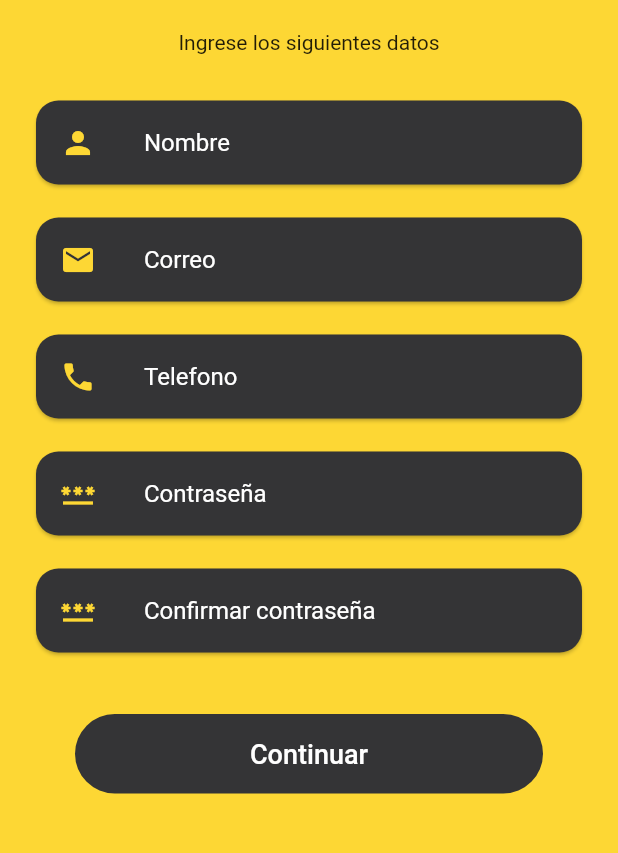
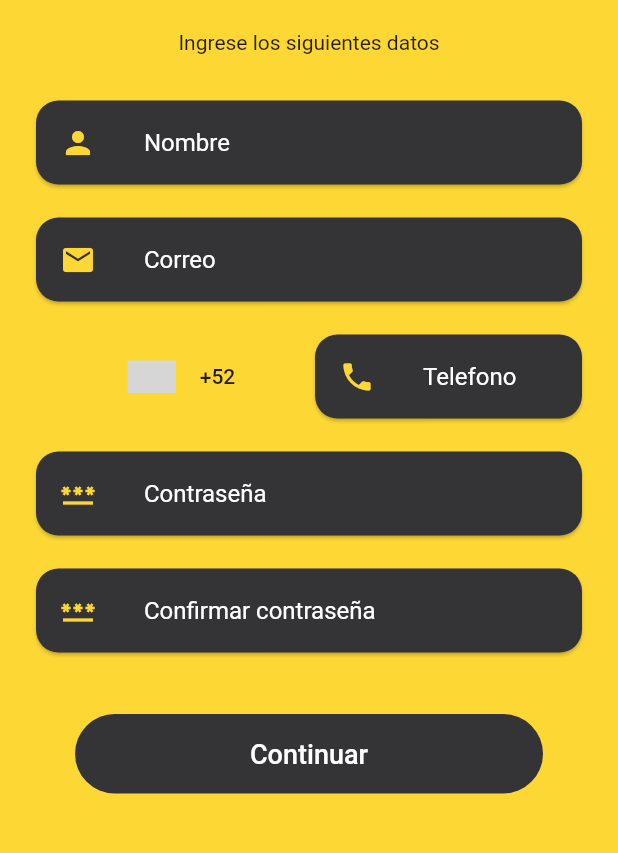
Before and after one commit to ErickAvendanho/MaquinApp, a Flutter app: the screen it shows after launch, after a tap on "Registro", on a phone screen of 412 x 824 dp, the part 264-1117 px from its top. Run offline on Flutter 3.47's test engine with Material 2 defaults, Android fonts, the phone set to English and light mode, and no system bars; drawn by our look-alikes of country_code_picker; grey boxes are pictures that could not be loaded.

Commit message:
Select de lada telefónica Registro

```diff
--- a/maquinapp/lib/Pages/Registro.dart
+++ b/maquinapp/lib/Pages/Registro.dart
@@ -1,4 +1,5 @@
 import 'package:flutter/material.dart';
+import 'package:country_code_picker/country_code_picker.dart';
 
 class RegisterPage extends StatefulWidget {
   @override
@@ -83,7 +84,24 @@ class _RegisterPageState extends State<RegisterPage> {
               keyboardType: TextInputType.emailAddress,
               validator: validateEmail,
             )),
-        formItemsDesign(
+        Row(
+          children: <Widget>[
+            Expanded(
+              child: CountryCodePicker(
+                onChanged: print,
+                // Initial selection and favorite can be one of code ('IT') OR dial_code('+39')
+                initialSelection: 'MX',
+                favorite: ['+52', 'MX'],
+                // optional. Shows only country name and flag
+                showCountryOnly: false,
+                // optional. Shows only country name and flag when popup is closed.
+                showOnlyCountryWhenClosed: false,
+                // optional. aligns the flag and the Text left
+                alignLeft: false,
+              ),
+            ),
+            Expanded(
+              child: formItemsDesign(
                   Icons.phone,
                   TextFormField(
                     style: TextStyle(color: Colors.white),
@@ -95,6 +113,9 @@ class _RegisterPageState extends State<RegisterPage> {
                     keyboardType: TextInputType.phone,
                     validator: validateMobile,
                   )),
+            ),
+          ],
+        ),
         formItemsDesign(
             Icons.password,
             TextFormField(
--- a/maquinapp/pubspec.yaml
+++ b/maquinapp/pubspec.yaml
@@ -34,10 +34,12 @@ dependencies:
   # The following adds the Cupertino Icons font to your application.
   # Use with the CupertinoIcons class for iOS style icons.
   cupertino_icons: ^1.0.2
+  country_code_picker: ^2.0.2
 
 dev_dependencies:
   flutter_test:
     sdk: flutter
+
 
   # The "flutter_lints" package below contains a set of recommended lints to
   # encourage good coding practices. The lint set provided by the package is
```
Also changed, not shown: maquinapp/pubspec.lock. Lines whose indentation alone changed are shown as unchanged.
